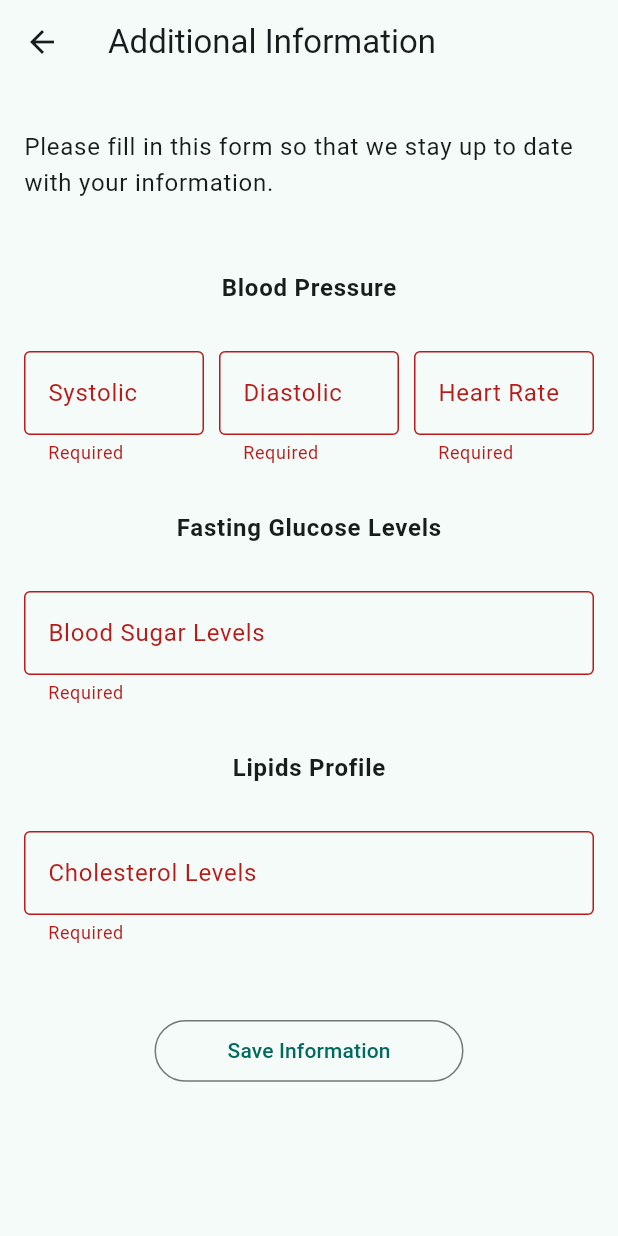
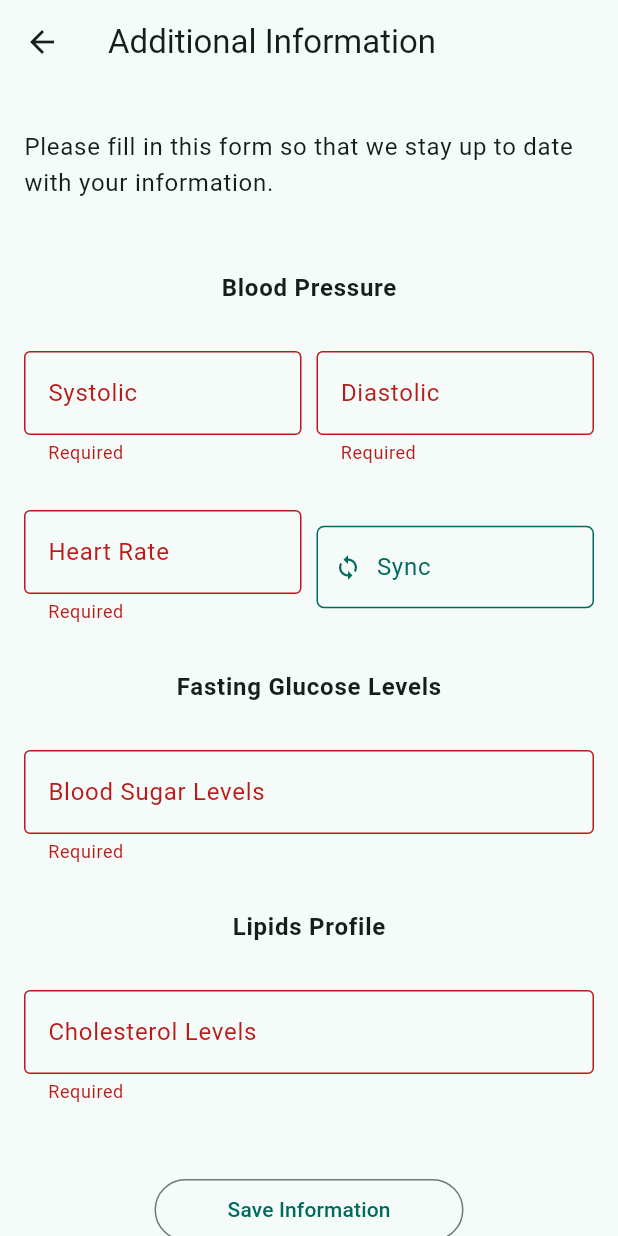
Before and after one commit to tahawaheed9/wellness_wise, a Flutter app: the AdditionalInformationScreen screen opened by its route, after a tap on "Save Information", on a phone screen of 412 x 824 dp. Run offline on Flutter 3.47's test engine with Material 3 defaults, Android fonts, the phone set to English and light mode, and no system bars; our stand-ins replace bloc, cloud_firestore, equatable, firebase_auth, firebase_core, fl_chart and 1 more; accounts and stored records are empty.

Commit message:
Minor visual changes

```diff
--- a/lib/main.dart
+++ b/lib/main.dart
@@ -35,7 +35,6 @@ void main() async {
       systemNavigationBarIconBrightness: Brightness.dark,
     ),
   );
-
   runApp(const MyApp());
 }
 
--- a/lib/screens/additional_information/components/additional_information_form.dart
+++ b/lib/screens/additional_information/components/additional_information_form.dart
@@ -1,8 +1,10 @@
 import 'package:flutter/material.dart';
 
+import 'sync_button.dart';
 import '/components/named_divider.dart';
 import '/services/database/data_services.dart';
 import '/components/primary_button.dart';
+import '/components/success_snack_bar.dart';
 
 class AdditionalInformationForm extends StatefulWidget {
   const AdditionalInformationForm({super.key});
@@ -88,8 +90,11 @@ class _AdditionalInformationFormState extends State<AdditionalInformationForm> {
                     ),
                   ),
                 ),
-                const SizedBox(width: 10.0),
-
+              ],
+            ),
+            const SizedBox(height: 30.0),
+            Row(
+              children: <Widget>[
                 // Heart Rate Field...
                 Expanded(
                   child: TextFormField(
@@ -103,6 +108,13 @@ class _AdditionalInformationFormState extends State<AdditionalInformationForm> {
                       suffixText: 'bpm',
                       border: OutlineInputBorder(),
                     ),
+                  ),
+                ),
+                const SizedBox(width: 10.0),
+
+                Expanded(
+                  child: SyncButton(
+                    onPressed: () {},
                   ),
                 ),
               ],
@@ -160,14 +172,7 @@ class _AdditionalInformationFormState extends State<AdditionalInformationForm> {
                   ScaffoldMessenger.of(
                           _additionalInformationFormKey.currentContext!)
                       .showSnackBar(
-                    SnackBar(
-                      content: Text(
-                        'Successfully updated.',
-                        style: Theme.of(context).textTheme.bodyLarge?.copyWith(
-                              color: Colors.green,
-                            ),
-                      ),
-                    ),
+                    showSuccessSnackBar(context),
                   );
                 }
               },
--- /dev/null
+++ b/lib/screens/additional_information/components/sync_button.dart
@@ -0,0 +1,43 @@
+import 'package:flutter/material.dart';
+
+class SyncButton extends StatelessWidget {
+  final VoidCallback onPressed;
+
+  const SyncButton({
+    super.key,
+    required this.onPressed,
+  });
+
+  @override
+  Widget build(BuildContext context) {
+    return TextButton(
+      onPressed: onPressed,
+      style: ButtonStyle(
+        minimumSize:  const WidgetStatePropertyAll<Size>(
+          Size.fromHeight(55.0),
+        ),
+        shape: WidgetStatePropertyAll<RoundedRectangleBorder>(
+          RoundedRectangleBorder(
+            borderRadius: BorderRadius.circular(5.0),
+            side: BorderSide(
+              color: Theme.of(context).primaryColor,
+            ),
+          ),
+        ),
+      ),
+      child: Row(
+        children: <Widget>[
+          const Icon(Icons.sync_outlined),
+          const SizedBox(width: 10.0),
+          Text(
+            'Sync',
+            style: Theme.of(context)
+                .textTheme
+                .bodyLarge
+                ?.copyWith(color: Theme.of(context).primaryColor),
+          ),
+        ],
+      ),
+    );
+  }
+}
```
Also changed, not shown: lib/components/success_snack_bar.dart (added, +33 -0 lines), lib/screens/basic_information/components/basic_information_form.dart (+2 -8 lines).
